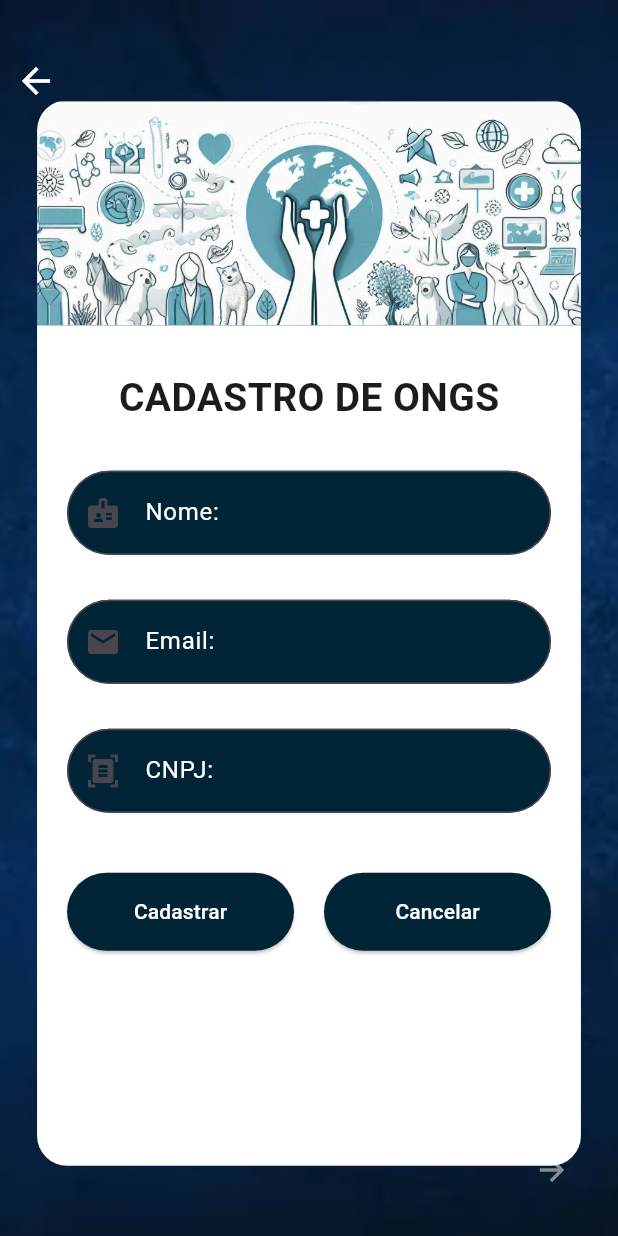
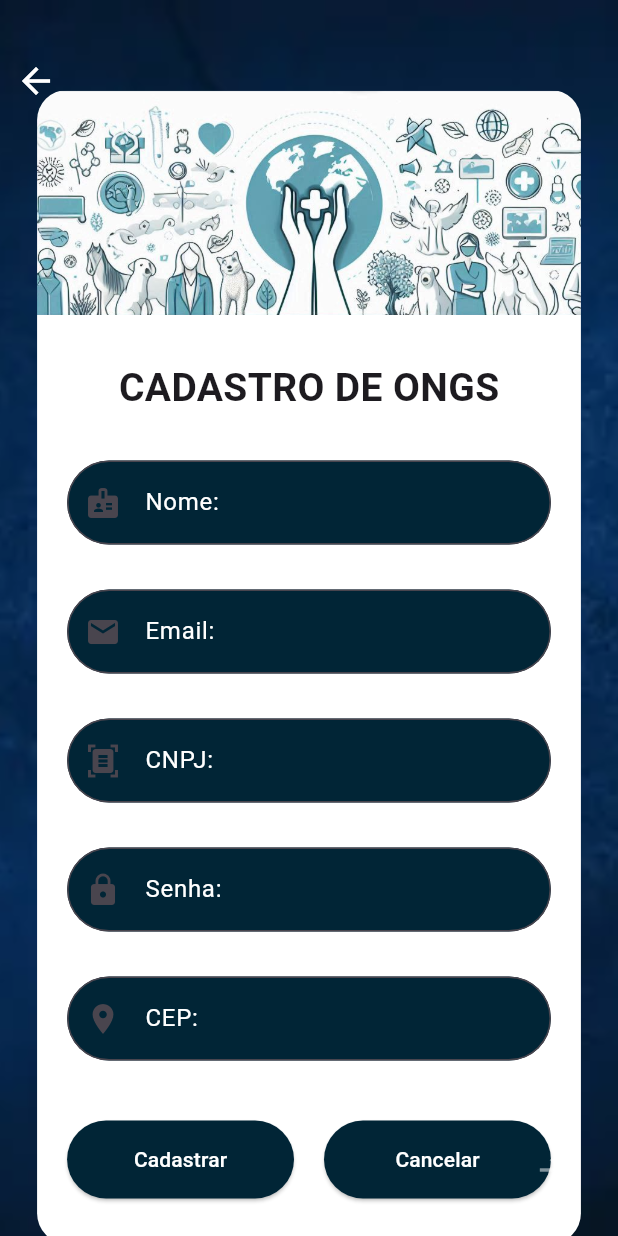
Before and after one commit to Enzo-Lucco/Projeto_Integrador_Mobile, a Flutter app: the ong screen opened by its route, on a phone screen of 412 x 824 dp. Run offline on Flutter 3.47's test engine with Material 3 defaults, Android fonts, the phone set to English and light mode, and no system bars; our stand-ins replace cloud_firestore, firebase_auth, firebase_core; accounts and stored records are empty; network calls fail.

Commit message:
Update commit

```diff
--- a/lib/cadastroOng.dart
+++ b/lib/cadastroOng.dart
@@ -1,7 +1,5 @@
 import 'package:flutter/material.dart';
-import 'package:flutter_application_projeto_integrador/ong.dart';
-import 'package:http/http.dart' as http;
-import 'dart:convert';
+import 'package:cloud_firestore/cloud_firestore.dart';
 
 class ong extends StatefulWidget {
   const ong({super.key});
@@ -15,17 +13,38 @@ class _ongState extends State<ong> {
   TextEditingController nome1 = TextEditingController();
   TextEditingController email1 = TextEditingController();
   TextEditingController cnpj1 = TextEditingController();
-  Ong O = Ong();
+  TextEditingController senha1 = TextEditingController();
+  TextEditingController cep1 = TextEditingController();
+
+  final CollectionReference ongCollection =
+      FirebaseFirestore.instance.collection('ongs');
 
   Future<void> gravarBD() async {
-    var url = Uri.parse('http://localhost:8080/apiOng/inserirOng');
-    await http.post(url,
-        headers: {'Content-type': 'application/json; charset=UTF-8'},
-        body: jsonEncode({
-          "cnpj": O.cnpj,
-          "email": O.email,
-          "nome": O.nome,
-        }));
+    try {
+      await ongCollection.add({
+        "nome": nome1.text.trim(),
+        "email": email1.text.trim(),
+        "cnpj": cnpj1.text.trim(),
+        "senha": senha1.text.trim(),
+        "cep": cep1.text.trim(),
+        "tipo": "ong",
+        "created_at": Timestamp.now(),
+      });
+
+      ScaffoldMessenger.of(context).showSnackBar(
+        const SnackBar(content: Text('ONG cadastrada com sucesso!')),
+      );
+
+      nome1.clear();
+      email1.clear();
+      cnpj1.clear();
+      senha1.clear();
+      cep1.clear();
+    } catch (e) {
+      ScaffoldMessenger.of(context).showSnackBar(
+        SnackBar(content: Text('Erro ao cadastrar ONG: $e')),
+      );
+    }
     setState(() {});
   }
 
@@ -68,7 +87,6 @@ class _ongState extends State<ong> {
                   ),
                   Container(
                     width: larguraTela * 0.88,
-                    height: alturaTela * 0.68,
                     padding: const EdgeInsets.symmetric(
                         vertical: 30, horizontal: 20),
                     decoration: const BoxDecoration(
@@ -91,44 +109,27 @@ class _ongState extends State<ong> {
                             ),
                           ),
                           const SizedBox(height: 30),
-                          TextFormField(
+
+                          // Nome
+                          campoTexto(
                             controller: nome1,
-                            keyboardType: TextInputType.text,
-                            decoration: InputDecoration(
-                              labelText: "Nome:",
-                              labelStyle: const TextStyle(color: Colors.white),
-                              prefixIcon: const Icon(Icons.badge),
-                              border: OutlineInputBorder(
-                                borderRadius: BorderRadius.circular(30),
-                              ),
-                              filled: true,
-                              fillColor: const Color.fromARGB(255, 1, 37, 54),
-                            ),
-                            style: const TextStyle(color: Colors.white),
+                            label: "Nome:",
+                            icon: Icons.badge,
+                            validator: (value) => value == null || value.isEmpty
+                                ? "O nome não pode estar vazio"
+                                : null,
+                          ),
+
+                          const SizedBox(height: 30),
+
+                          // Email
+                          campoTexto(
+                            controller: email1,
+                            label: "Email:",
+                            icon: Icons.email,
+                            tipoTeclado: TextInputType.emailAddress,
                             validator: (value) {
-                              if (value!.isEmpty) {
-                                return "O nome não pode estar vazio";
-                              }
-                              return null;
-                            },
-                          ),
-                          const SizedBox(height: 30),
-                          TextFormField(
-                            controller: email1,
-                            keyboardType: TextInputType.emailAddress,
-                            decoration: InputDecoration(
-                              labelText: "Email:",
-                              labelStyle: const TextStyle(color: Colors.white),
-                              prefixIcon: const Icon(Icons.email),
-                              border: OutlineInputBorder(
-                                borderRadius: BorderRadius.circular(30),
-                              ),
-                              filled: true,
-                              fillColor: const Color.fromARGB(255, 1, 37, 54),
-                            ),
-                            style: const TextStyle(color: Colors.white),
-                            validator: (value) {
-                              if (value!.isEmpty) {
+                              if (value == null || value.isEmpty) {
                                 return "O Email não deve ser vazio";
                               } else if (!value.contains('@') ||
                                   !value.contains('.')) {
@@ -137,23 +138,17 @@ class _ongState extends State<ong> {
                               return null;
                             },
                           ),
+
                           const SizedBox(height: 30),
-                          TextFormField(
+
+                          // CNPJ
+                          campoTexto(
                             controller: cnpj1,
-                            keyboardType: TextInputType.number,
-                            decoration: InputDecoration(
-                              labelText: "CNPJ:",
-                              labelStyle: const TextStyle(color: Colors.white),
-                              prefixIcon: const Icon(Icons.document_scanner),
-                              border: OutlineInputBorder(
-                                borderRadius: BorderRadius.circular(30),
-                              ),
-                              filled: true,
-                              fillColor: const Color.fromARGB(255, 1, 37, 54),
-                            ),
-                            style: const TextStyle(color: Colors.white),
+                            label: "CNPJ:",
+                            icon: Icons.document_scanner,
+                            tipoTeclado: TextInputType.number,
                             validator: (value) {
-                              if (value!.isEmpty) {
+                              if (value == null || value.isEmpty) {
                                 return "O CNPJ não pode estar vazio";
                               } else if (value.length < 14) {
                                 return "CNPJ inválido";
@@ -161,7 +156,36 @@ class _ongState extends State<ong> {
                               return null;
                             },
                           ),
+
+                          const SizedBox(height: 30),
+
+                          // Senha
+                          campoTexto(
+                            controller: senha1,
+                            label: "Senha:",
+                            icon: Icons.lock,
+                            obscure: true,
+                            validator: (value) =>
+                                value == null || value.length < 6
+                                    ? "A senha deve ter pelo menos 6 caracteres"
+                                    : null,
+                          ),
+
+                          const SizedBox(height: 30),
+
+                          // CEP
+                          campoTexto(
+                            controller: cep1,
+                            label: "CEP:",
+                            icon: Icons.location_on,
+                            validator: (value) => value == null || value.isEmpty
+                                ? "O CEP não pode estar vazio"
+                                : null,
+                          ),
+
                           const SizedBox(height: 40),
+
+                          // Botões
                           Row(
                             children: [
                               Expanded(
@@ -177,16 +201,7 @@ class _ongState extends State<ong> {
                                   ),
                                   onPressed: () {
                                     if (ongKey.currentState!.validate()) {
-                                      int cnpj = int.parse(cnpj1.text);
-                                      String email = email1.text;
-                                      String nome = nome1.text;
-                                      O.cnpj = cnpj;
-                                      O.email = email;
-                                      O.nome = nome;
                                       gravarBD();
-                                      nome1.clear();
-                                      email1.clear();
-                                      cnpj1.clear();
                                     }
                                   },
                                   child: const Text("Cadastrar",
@@ -209,6 +224,8 @@ class _ongState extends State<ong> {
                                     nome1.clear();
                                     email1.clear();
                                     cnpj1.clear();
+                                    senha1.clear();
+                                    cep1.clear();
                                   },
                                   child: const Text("Cancelar",
                                       style: TextStyle(color: Colors.white)),
@@ -252,4 +269,31 @@ class _ongState extends State<ong> {
       ),
     );
   }
+
+  Widget campoTexto({
+    required TextEditingController controller,
+    required String label,
+    required IconData icon,
+    TextInputType tipoTeclado = TextInputType.text,
+    bool obscure = false,
+    required String? Function(String?) validator,
+  }) {
+    return TextFormField(
+      controller: controller,
+      keyboardType: tipoTeclado,
+      obscureText: obscure,
+      decoration: InputDecoration(
+        labelText: label,
+        labelStyle: const TextStyle(color: Colors.white),
+        prefixIcon: Icon(icon),
+        border: OutlineInputBorder(
+          borderRadius: BorderRadius.circular(30),
+        ),
+        filled: true,
+        fillColor: const Color.fromARGB(255, 1, 37, 54),
+      ),
+      style: const TextStyle(color: Colors.white),
+      validator: validator,
+    );
+  }
 }
--- a/pubspec.yaml
+++ b/pubspec.yaml
@@ -17,6 +17,7 @@ dependencies:
   # Firebase dependencies
   firebase_core: ^2.25.4
   firebase_auth: ^4.17.4
+  cloud_firestore: ^4.8.3
 
 dev_dependencies:
   flutter_test:
```
Also changed, not shown: lib/cadastroUsuario.dart (+67 -24 lines), pubspec.lock, 7 other files.
